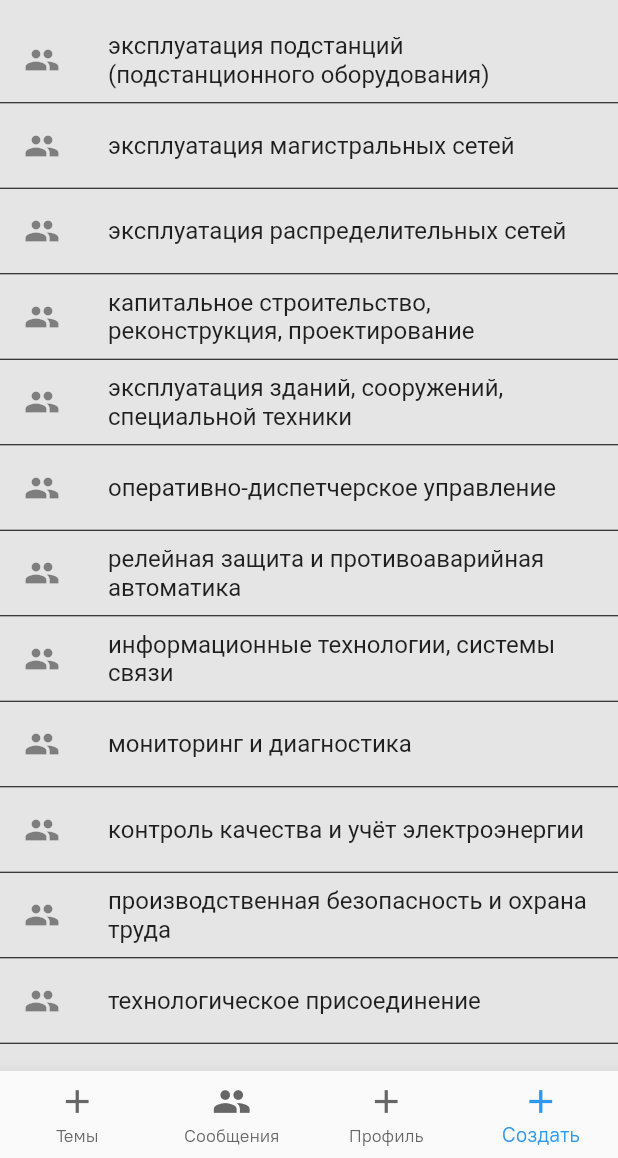
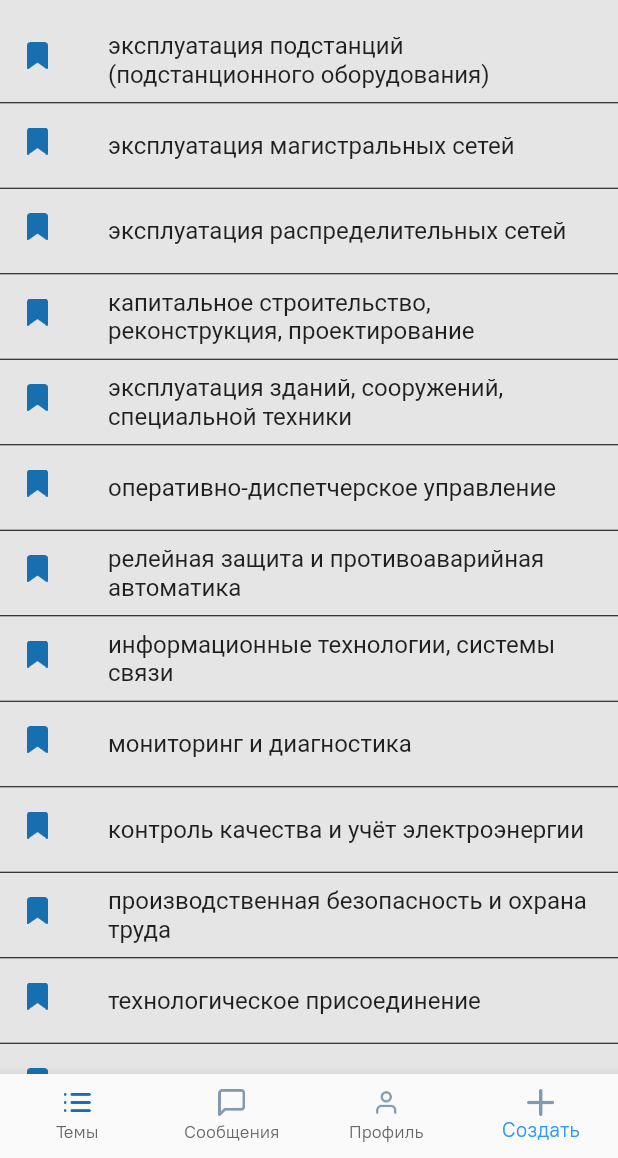
Before and after one commit to kirillnepomiluev/rosseti, a Flutter app: the Topics screen opened by its route, on a phone screen of 412 x 824 dp, the part 78-1236 px from its top. Run offline on Flutter 3.47's test engine with Material 2 defaults, Android fonts, the light colour scheme and no system bars; our stand-ins replace cloud_firestore, date_format, firebase_core, flutter_datetime_picker, rxdart, shared_preferences; accounts and stored records are empty.

Commit message:
иконки

```diff
--- a/lib/ui/pages/TopicsPage.dart
+++ b/lib/ui/pages/TopicsPage.dart
@@ -29,6 +29,7 @@ class Serching extends StatefulWidget {
 
 class _SerchingState extends State<Serching> {
   TextEditingController editingController = TextEditingController();
+  bool checkFavor = false;
 
   List<String> duplicateItems = [
     'эксплуатация подстанций (подстанционного оборудования)',
@@ -124,7 +125,19 @@ class _SerchingState extends State<Serching> {
                 return Column(
                   children: [
                     ListTile(
-                      leading: Icon(Icons.group),
+                      leading: InkWell(
+                          onTap: () {
+                            setState(() {
+                              checkFavor = !checkFavor;
+                            });
+                          },
+                          child: checkFavor ? Container(
+                              height: 18,
+                              width: 18,
+                              child:Image.asset('assets/favoritesFalse.png')) : Container(
+                              height: 18,
+                              width: 18,
+                              child:Image.asset('assets/favoritesTrue.png'))),
                       title: Text('${items[index]}'),
                       onTap: () {
                         Navigator.pushNamed(context, '/topic');
@@ -220,33 +233,38 @@ class _TopicState extends State<Topic> {
               Container(
                 margin: EdgeInsets.only(bottom: 8),
                 child: Text(
-                    'Без транспорта, света и связи: жители острова Попова возмущены тем, что их бросили после ледяного шторма',style: TextStyle(
+                  'Без транспорта, света и связи: жители острова Попова возмущены тем, что их бросили после ледяного шторма',
+                  style: TextStyle(
                     color: Color(0xFF486581),
                     fontWeight: FontWeight.bold,
                     fontStyle: FontStyle.normal,
                     fontSize: 20,
                     fontFamily: "PTRootUI",
-                ),),
+                  ),
+                ),
               ),
               Container(
                 margin: EdgeInsets.only(bottom: 8),
                 child: Row(
                   children: [
-                    Container(height: 24,child: Image.asset('assets/imageee.png')),
+                    Container(
+                        height: 24, child: Image.asset('assets/imageee.png')),
                     Expanded(
                       child: Container(
                         margin: EdgeInsets.only(left: 8),
                         child: Column(
                           crossAxisAlignment: CrossAxisAlignment.start,
                           children: [
-                            Text('Иванов Иван Иванович',style: TextStyle(
+                            Text('Иванов Иван Иванович',
+                                style: TextStyle(
                                   color: Color(0xFF829AB1),
                                   fontWeight: FontWeight.normal,
                                   fontStyle: FontStyle.normal,
                                   fontSize: 16,
                                   fontFamily: "PTRootUI",
                                 )),
-                            Text('Опубликовано 12/12/06',style: TextStyle(
+                            Text('Опубликовано 12/12/06',
+                                style: TextStyle(
                                   color: Color(0xFF829AB1),
                                   fontWeight: FontWeight.normal,
                                   fontStyle: FontStyle.normal,
@@ -265,7 +283,8 @@ class _TopicState extends State<Topic> {
               ),
               Container(
                 margin: EdgeInsets.only(bottom: 10),
-                child: Text('Население острова Попова – части Первомайского района Владивостока осталось практически без транспортного сообщения с материком. '),
+                child: Text(
+                    'Население острова Попова – части Первомайского района Владивостока осталось практически без транспортного сообщения с материком. '),
               ),
               Container(
                 margin: EdgeInsets.only(bottom: 10),
@@ -273,17 +292,22 @@ class _TopicState extends State<Topic> {
                   mainAxisAlignment: MainAxisAlignment.start,
                   children: [
                     Icon(Icons.comment),
-                    Container(margin: EdgeInsets.only(left: 10,right: 30),
+                    Container(
+                      margin: EdgeInsets.only(left: 10, right: 30),
                       child: Text('12 комментариев'),
                     ),
                     Icon(Icons.arrow_circle_up_sharp),
-                    Container(margin: EdgeInsets.only(left: 10),
+                    Container(
+                      margin: EdgeInsets.only(left: 10),
                       child: Text('В избранное'),
                     )
                   ],
                 ),
               ),
-              Divider(color: Colors.black,height: 1,)
+              Divider(
+                color: Colors.black,
+                height: 1,
+              )
             ],
           ),
         );
--- a/lib/widgets/MyScaffold.dart
+++ b/lib/widgets/MyScaffold.dart
@@ -43,19 +43,31 @@ Scaffold buildMyScaffold(BuildContext context, Widget body, String title,
               showUnselectedLabels: true,
               items: <BottomNavigationBarItem>[
                 BottomNavigationBarItem(
-                  icon: Icon(Icons.add),
+                  icon: Container(
+                      height: 18,
+                      width: 18,
+                      child:Image.asset('assets/bottomIcon1.png')),
                   title: Text('Темы'),
                 ),
                 BottomNavigationBarItem(
-                  icon: Icon(Icons.group),
+                  icon: Container(
+                    height: 18,
+                    width: 18,
+                    child: Image.asset('assets/bottomIcon2.png'),),
                   title: Text('Сообщения'),
                 ),
                 BottomNavigationBarItem(
-                  icon: Icon(Icons.add),
+                  icon: Container(
+                      height: 18,
+                      width: 18,
+                      child:Image.asset('assets/bottomIcon3.png')),
                   title: Text('Профиль'),
                 ),
                 BottomNavigationBarItem(
-                  icon: Icon(Icons.add),
+                  icon: Container(
+                      height: 18,
+                      width: 18,
+                      child:Image.asset('assets/bottomIcon4.png')),
                   title: Text('Создать'),
                 )
               ],
```
Also changed, not shown: assets/bottomIcon1.png (added), assets/bottomIcon2.png (added), assets/bottomIcon3.png (added), assets/bottomIcon4.png (added), assets/favoritesFalse.png (added), assets/favoritesTrue.png (added). Lines whose indentation alone changed are shown as unchanged.
